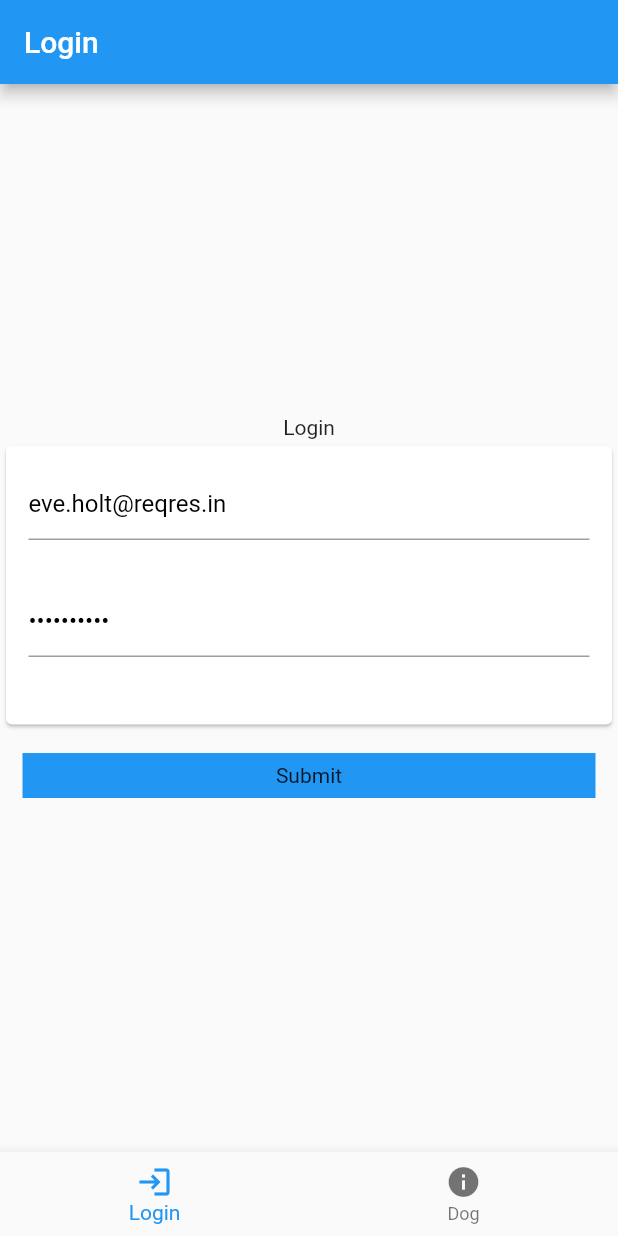
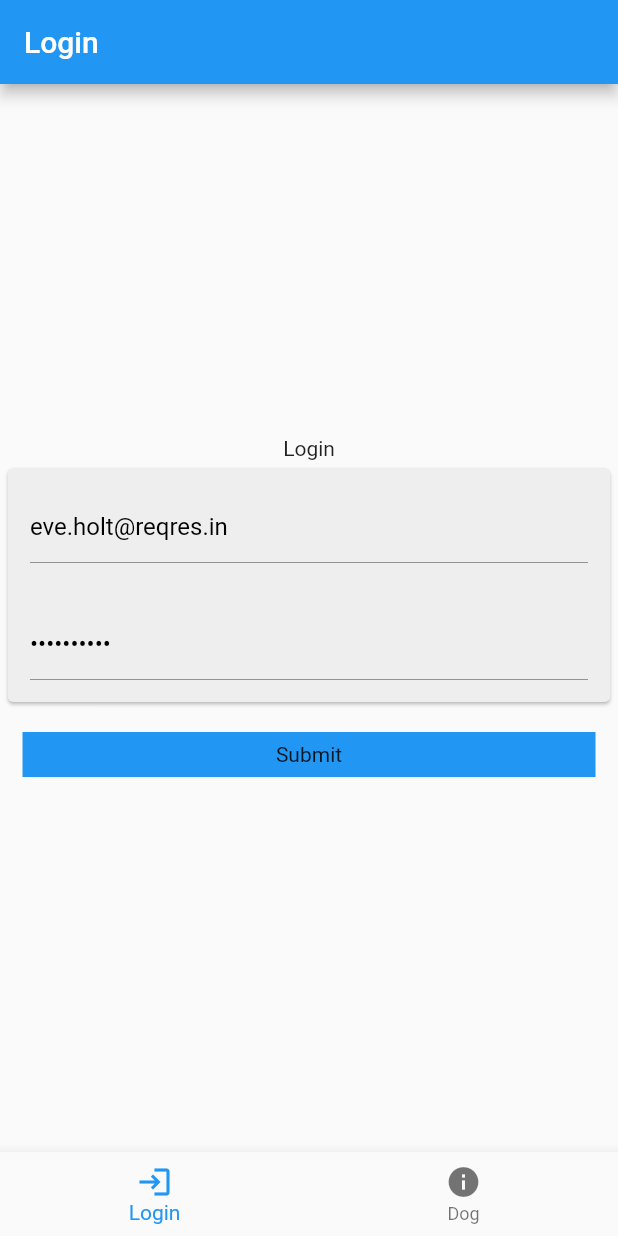
Before and after one commit to ectrema/dog_app_bloc, a Flutter app: the screen it shows after launch, after a tap on "Submit", on a phone screen of 412 x 824 dp. Run offline on Flutter 3.47's test engine with Material 2 defaults, Android fonts, the phone set to English and light mode, and no system bars; our stand-ins replace bloc, dio, flutter_bloc; network calls fail.

Commit message:
refacto login bloc

```diff
--- a/lib/bloc/email/email.dart
+++ /dev/null
@@ -1,35 +0,0 @@
-import 'package:flutter_bloc/flutter_bloc.dart';
-
-import 'email_event.dart';
-import 'email_state.dart';
-
-class EmailBloc extends Bloc<EmailEvent, EmailState> {
-  EmailBloc(EmailState initialState) : super(initialState);
-
-  @override
-  Stream<EmailState> mapEventToState(EmailEvent event) async* {
-    if (event is EmailEventSubmit) {
-      yield EmailState(isBusy: true);
-
-      if (isFieldEmpty(event.email)) {
-        yield EmailState(emailError: FieldError.Empty);
-        return;
-      }
-
-      if (!validateEmailAddress(event.email)) {
-        yield EmailState(emailError: FieldError.Invalid);
-        return;
-      }
-
-      yield EmailState(submissionSuccess: true);
-    }
-  }
-
-  bool isFieldEmpty(String fieldValue) => fieldValue.isEmpty;
-
-  bool validateEmailAddress(String email) {
-    return RegExp(
-            r'^(([^<>()[\]\\.,;:\s@\"]+(\.[^<>()[\]\\.,;:\s@\"]+)*)|(\".+\"))@((\[[0-9]{1,3}\.[0-9]{1,3}\.[0-9]{1,3}\.[0-9]{1,3}\])|(([a-zA-Z\-0-9]+\.)+[a-zA-Z]{2,}))$')
-        .hasMatch(email);
-  }
-}
--- a/lib/bloc/email/email_event.dart
+++ /dev/null
@@ -1,6 +0,0 @@
-abstract class EmailEvent {}
-
-class EmailEventSubmit extends EmailEvent {
-  final String email;
-  EmailEventSubmit(this.email);
-}
--- a/lib/bloc/email/email_state.dart
+++ /dev/null
@@ -1,12 +0,0 @@
-enum FieldError { Empty, Invalid }
-
-class EmailState {
-  final bool isBusy;
-  final FieldError emailError;
-  final bool submissionSuccess;
-  EmailState({
-    this.isBusy = false,
-    this.emailError = FieldError.Empty,
-    this.submissionSuccess = false,
-  });
-}
--- /dev/null
+++ b/lib/bloc/login/login.dart
@@ -0,0 +1,54 @@
+import 'package:dog_app_bloc/repositories/login_repository.dart';
+import 'package:flutter_bloc/flutter_bloc.dart';
+
+import 'login_event.dart';
+import 'login_state.dart';
+
+class LoginBloc extends Bloc<LoginEvent, LoginState> {
+  final LoginRepository repository;
+  LoginBloc(
+    LoginState initialState, {
+    required this.repository,
+  }) : super(initialState);
+
+  @override
+  Stream<LoginState> mapEventToState(LoginEvent event) async* {
+    if (event is LoginEventSubmit) {
+      yield state.copywith(isBusy: true);
+
+      if (isFieldEmpty(event.email)) {
+        yield state.copywith(emailError: FieldError.empty);
+      }
+
+      if (!validateEmailAddress(event.email)) {
+        yield state.copywith(emailError: FieldError.invalid);
+      }
+
+      if (!validatePassword(event.password)) {
+        yield state.copywith(passwordError: FieldError.invalid);
+      }
+
+      yield state.copywith(submissionSuccess: true);
+      await repository
+          .login(
+            email: event.email,
+            password: event.password,
+          )
+          .then((value) => print(value));
+      yield state.copywith(isBusy: false);
+
+    }
+  }
+
+  bool isFieldEmpty(String fieldValue) => fieldValue.isEmpty;
+
+  bool validateEmailAddress(String email) {
+    return RegExp(
+            r'^(([^<>()[\]\\.,;:\s@\"]+(\.[^<>()[\]\\.,;:\s@\"]+)*)|(\".+\"))@((\[[0-9]{1,3}\.[0-9]{1,3}\.[0-9]{1,3}\.[0-9]{1,3}\])|(([a-zA-Z\-0-9]+\.)+[a-zA-Z]{2,}))$')
+        .hasMatch(email);
+  }
+
+  bool validatePassword(String password) {
+    return password.length >= 8;
+  }
+}
--- /dev/null
+++ b/lib/bloc/login/login_event.dart
@@ -0,0 +1,11 @@
+abstract class LoginEvent {}
+
+class LoginEventSubmit extends LoginEvent {
+  final String email;
+  final String password;
+
+  LoginEventSubmit(
+    this.email,
+    this.password,
+  );
+}
--- /dev/null
+++ b/lib/bloc/login/login_state.dart
@@ -0,0 +1,27 @@
+enum FieldError { empty, invalid }
+
+class LoginState {
+  final bool isBusy;
+  final FieldError emailError;
+  final FieldError passwordError;
+  final bool submissionSuccess;
+  LoginState({
+    this.isBusy = false,
+    this.emailError = FieldError.empty,
+    this.passwordError = FieldError.empty,
+    this.submissionSuccess = false,
+  });
+
+  LoginState copywith({
+    bool? isBusy,
+    FieldError? emailError,
+    FieldError? passwordError,
+    bool? submissionSuccess,
+  }) =>
+      LoginState(
+        isBusy: isBusy ?? this.isBusy,
+        emailError: emailError ?? this.emailError,
+        passwordError: passwordError ?? this.passwordError,
+        submissionSuccess: submissionSuccess ?? this.submissionSuccess,
+      );
+}
--- a/lib/bloc/password/password.dart
+++ /dev/null
@@ -1,33 +0,0 @@
-import 'package:flutter_bloc/flutter_bloc.dart';
-
-import 'password_event.dart';
-import 'password_state.dart';
-
-class PasswordBloc extends Bloc<PasswordEvent, PasswordState> {
-  PasswordBloc(PasswordState initialState) : super(initialState);
-
-  @override
-  Stream<PasswordState> mapEventToState(PasswordEvent event) async* {
-    if (event is PasswordEventSubmit) {
-      yield PasswordState(isBusy: true);
-
-      if (isFieldEmpty(event.password)) {
-        yield PasswordState(passwordError: FieldError.Empty);
-        return;
-      }
-
-      if (!validatePasswordAddress(event.password)) {
-        yield PasswordState(passwordError: FieldError.Invalid);
-        return;
-      }
-
-      yield PasswordState(submissionSuccess: true);
-    }
-  }
-
-  bool isFieldEmpty(String fieldValue) => fieldValue.isEmpty;
-
-  bool validatePasswordAddress(String password) {
-    return password.length >= 8;
-  }
-}
--- a/lib/bloc/password/password_event.dart
+++ /dev/null
@@ -1,6 +0,0 @@
-abstract class PasswordEvent {}
-
-class PasswordEventSubmit extends PasswordEvent {
-  final String password;
-  PasswordEventSubmit(this.password);
-}
--- a/lib/bloc/password/password_state.dart
+++ /dev/null
@@ -1,12 +0,0 @@
-enum FieldError { Empty, Invalid }
-
-class PasswordState {
-  final bool isBusy;
-  final FieldError passwordError;
-  final bool submissionSuccess;
-  PasswordState({
-    this.isBusy = false,
-    this.passwordError = FieldError.Empty,
-    this.submissionSuccess = false,
-  });
-}
--- a/lib/presentation/home/login/login_view.dart
+++ b/lib/presentation/home/login/login_view.dart
@@ -1,10 +1,7 @@
 import 'package:dio/dio.dart';
-import 'package:dog_app_bloc/bloc/email/email.dart';
-import 'package:dog_app_bloc/bloc/email/email_event.dart';
-import 'package:dog_app_bloc/bloc/email/email_state.dart';
-import 'package:dog_app_bloc/bloc/password/password.dart';
-import 'package:dog_app_bloc/bloc/password/password_event.dart';
-import 'package:dog_app_bloc/bloc/password/password_state.dart';
+import 'package:dog_app_bloc/bloc/login/login.dart';
+import 'package:dog_app_bloc/bloc/login/login_event.dart';
+import 'package:dog_app_bloc/bloc/login/login_state.dart';
 import 'package:dog_app_bloc/repositories/login_repository.dart';
 import 'package:flutter/material.dart';
 import 'package:flutter_bloc/flutter_bloc.dart';
@@ -17,15 +14,24 @@ class LoginView extends StatefulWidget {
 }
 
 class _LoginViewState extends State<LoginView> {
-  EmailBloc? emailBloc;
-  PasswordBloc? password;
-  final TextEditingController _emailController = TextEditingController(text: 'eve.holt@reqres.in');
-  final TextEditingController _passwordController = TextEditingController(text: 'cityslicka');
+  LoginBloc? loginBloc;
+  final TextEditingController _emailController =
+      TextEditingController(text: 'eve.holt@reqres.in');
+  final TextEditingController _passwordController =
+      TextEditingController(text: 'cityslicka');
 
   @override
   void initState() {
-    emailBloc = EmailBloc(EmailState());
-    password = PasswordBloc(PasswordState());
+    loginBloc = LoginBloc(
+      LoginState(),
+      repository: LoginRepository(
+        client: Dio(
+          BaseOptions(
+            baseUrl: 'https://reqres.in/api',
+          ),
+        ),
+      ),
+    );
     super.initState();
   }
 
@@ -37,18 +43,43 @@ class _LoginViewState extends State<LoginView> {
         mainAxisAlignment: MainAxisAlignment.center,
         children: [
           const Text('Login'),
-          Card(
+          Column(
+            children: [
+              BlocBuilder<LoginBloc, LoginState>(
+                bloc: loginBloc,
+                builder: (context, state) => _buildLoginBloc(state),
+              ),
+              InkWell(
+                child: Container(
+                  color: Colors.blue,
+                  margin: const EdgeInsets.all(15),
+                  height: 30,
+                  child: Text('Submit'),
+                  alignment: Alignment.center,
+                ),
+                onTap: () async {
+                  loginBloc!.add(
+                    LoginEventSubmit(
+                      _emailController.text,
+                      _passwordController.text,
+                    ),
+                  );
+                },
+              ),
+            ],
+          ),
+        ],
+      ),
+    );
+  }
+
+  Card _buildLoginBloc(LoginState state) {
+    return Card(
+      color: Colors.grey[200],
+      margin: const EdgeInsets.all(5),
       child: Padding(
         padding: const EdgeInsets.all(15),
         child: Column(
-                children: [
-                  BlocBuilder<EmailBloc, EmailState>(
-                    bloc: emailBloc,
-                    builder: (context, state) {
-                      if (state.isBusy) {
-                        return const CircularProgressIndicator();
-                      }
-                      return Column(
           mainAxisAlignment: MainAxisAlignment.center,
           children: <Widget>[
             TextField(
@@ -56,35 +87,27 @@ class _LoginViewState extends State<LoginView> {
               style: const TextStyle(
                 color: Colors.black,
               ),
-                            decoration: const InputDecoration(
+              enabled: !state.isBusy,
+              decoration: InputDecoration(
                 hintText: 'Email',
                 labelStyle: TextStyle(
-                                color: Colors.black,
+                  color: state.emailError == FieldError.empty ||
+                          state.emailError == FieldError.invalid
+                      ? Colors.red
+                      : Colors.black,
                 ),
-                              hintStyle: TextStyle(
+                hintStyle: const TextStyle(
                   color: Colors.black,
                 ),
               ),
             ),
             const SizedBox(height: 30),
-                        ],
-                      );
-                    },
-                  ),
-                  BlocBuilder<PasswordBloc, PasswordState>(
-                    bloc: password,
-                    builder: (context, state) {
-                      if (state.isBusy) {
-                        return const CircularProgressIndicator();
-                      }
-                      return Column(
-                        mainAxisAlignment: MainAxisAlignment.center,
-                        children: <Widget>[
             TextField(
               controller: _passwordController,
               style: const TextStyle(
                 color: Colors.black,
               ),
+              enabled: !state.isBusy,
               obscureText: true,
               decoration: const InputDecoration(
                 hintText: 'Password',
@@ -96,40 +119,8 @@ class _LoginViewState extends State<LoginView> {
                 ),
               ),
             ),
-                          const SizedBox(height: 30),
-                        ],
-                      );
-                    },
-                  ),
           ],
         ),
-            ),
-          ),
-          InkWell(
-            child: Container(
-              color: Colors.blue,
-              margin: const EdgeInsets.all(15),
-              height: 30,
-              child: Text('Submit'),
-              alignment: Alignment.center,
-            ),
-            onTap: () async {
-              emailBloc!.add(EmailEventSubmit(_emailController.text));
-              password!.add(PasswordEventSubmit(_passwordController.text));
-              LoginRepository repository = LoginRepository(
-                client: Dio(
-                  BaseOptions(
-                    baseUrl: 'https://reqres.in/api',
-                  ),
-                ),
-              );
-              await repository.login(
-                email: _emailController.text,
-                password: _passwordController.text,
-              ).then((value) => print(value));
-            },
-          ),
-        ],
       ),
     );
   }
```
Lines whose indentation alone changed are shown as unchanged.
